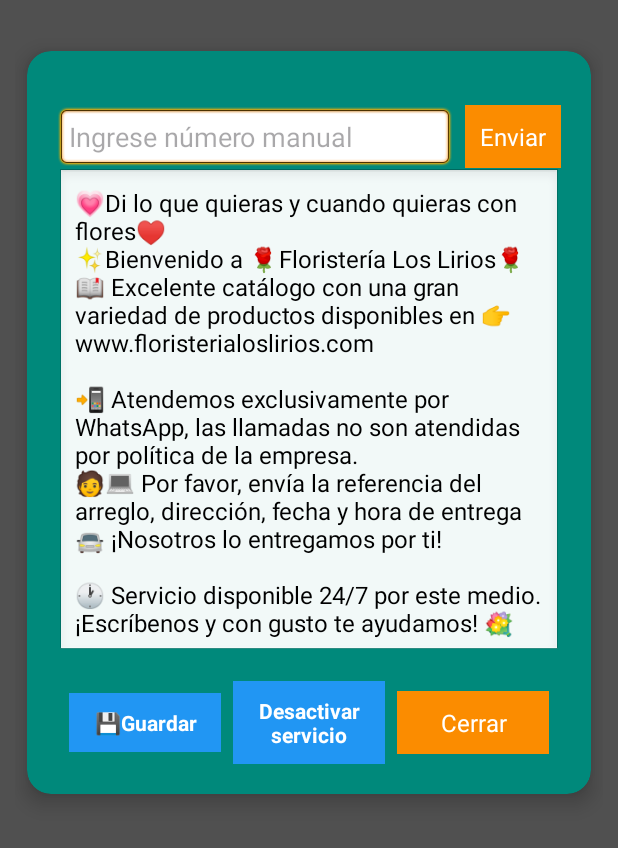
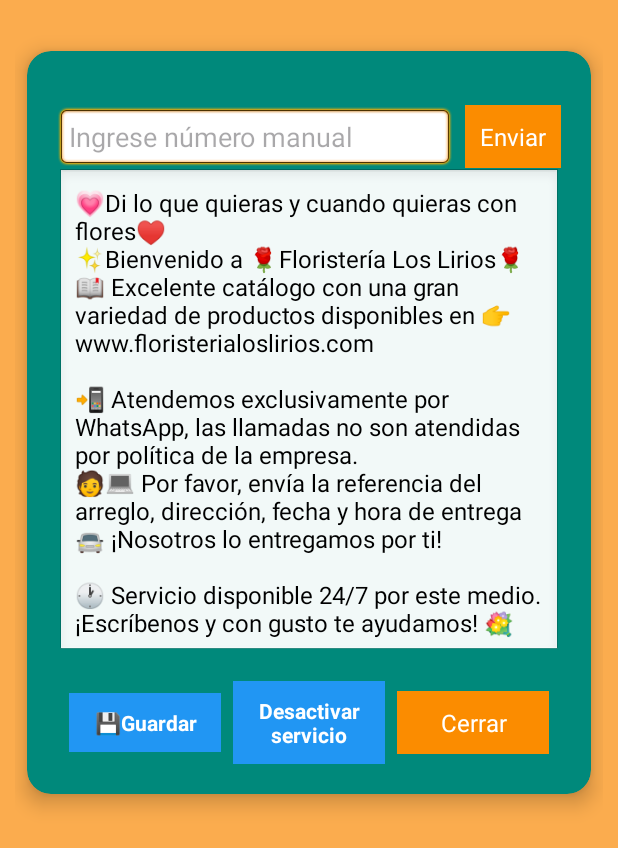
Before and after one commit to CreativeMB/MSM, an Android app: the screen it shows after launch (MainActivity), on a phone screen of 412 x 824 dp. Shown: the top 848 px of the screen. Run offline under Robolectric (Android 15) with nearby library versions, the phone set to English and light mode, and no system bars.

Commit message:
Refactor: Update UI theming and spinner styles
This commit implements changes to the application's theme colors and the visual style of spinners in `activity_main.xml`.

Key changes:
- `activity_main.xml`:
    - The root background is now set to `@color/principal`.
    - Removed `android:background="@android:drawable/btn_dropdown"` from `simSelectorSpinner` and `whatsappSelectorSpinner`, allowing them to use default or theme-defined styling.
- `values/colors.xml`:
    - Defined new color resources: `my_light_primary`, `my_dark_primary`, and `principal`.
- `values/themes.xml` and `values-night/themes.xml`:
    - Updated `Base.Theme.MSM` to use `my_light_primary` and `my_dark_primary` for the light and dark themes respectively.

```diff
--- a/app/src/main/res/layout/activity_main.xml
+++ b/app/src/main/res/layout/activity_main.xml
@@ -5,7 +5,7 @@
     android:layout_height="match_parent"
     xmlns:tools="http://schemas.android.com/tools"
     android:fitsSystemWindows="true"
-    android:background="#505050">
+    android:background="@color/principal">
 
     <ScrollView
         android:layout_width="match_parent"
@@ -133,7 +133,6 @@
                     android:id="@+id/simSelectorSpinner"
                     android:layout_width="match_parent"
                     android:layout_height="80dp"
-                    android:background="@android:drawable/btn_dropdown"
                     android:spinnerMode="dropdown"
                     android:visibility="gone"
                     tools:visibility="visible"/>
@@ -154,7 +153,6 @@
                     android:layout_width="match_parent"
                     android:layout_height="80dp"
                     android:layout_marginTop="8dp"
-                    android:background="@android:drawable/btn_dropdown"
                     android:spinnerMode="dropdown"
                     android:visibility="gone"
                     tools:visibility="visible"/>
--- a/app/src/main/res/values-night/themes.xml
+++ b/app/src/main/res/values-night/themes.xml
@@ -2,6 +2,6 @@
     <!-- Base application theme. -->
     <style name="Base.Theme.MSM" parent="Theme.Material3.DayNight.NoActionBar">
         <!-- Customize your dark theme here. -->
-        <!-- <item name="colorPrimary">@color/my_dark_primary</item> -->
+        <item name="colorPrimary">@color/my_dark_primary</item>
     </style>
 </resources>
--- a/app/src/main/res/values/colors.xml
+++ b/app/src/main/res/values/colors.xml
@@ -2,4 +2,8 @@
 <resources>
     <color name="black">#FF000000</color>
     <color name="white">#FFFFFFFF</color>
+    <color name="my_light_primary">#00897B</color>
+    <color name="my_dark_primary">#3949AB</color>
+    <color name="principal">#B1FB8C00</color>
+
 </resources>
--- a/app/src/main/res/values/themes.xml
+++ b/app/src/main/res/values/themes.xml
@@ -2,7 +2,7 @@
     <!-- Base application theme. -->
     <style name="Base.Theme.MSM" parent="Theme.Material3.DayNight.NoActionBar">
         <!-- Customize your light theme here. -->
-        <!-- <item name="colorPrimary">@color/my_light_primary</item> -->
+      <item name="colorPrimary">@color/my_light_primary</item>
     </style>
 
     <style name="Theme.MSM" parent="Base.Theme.MSM" />
```
